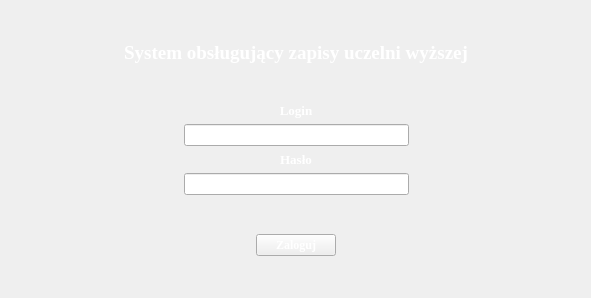
Above: qtdatabase/mainwindow.ui from pmazurek300/QtDatabase before the change. Below: the same form after it.
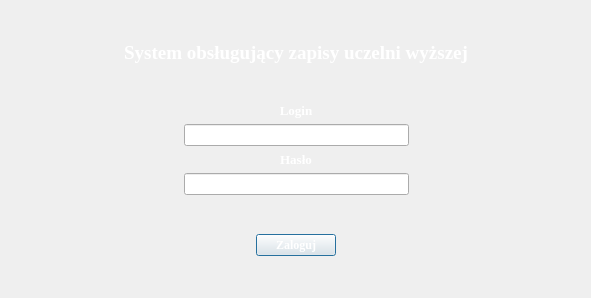
That is the form after the change. Icons and pictures are not drawn.

What changed in the file:
```diff
--- a/qtdatabase/mainwindow.ui
+++ b/qtdatabase/mainwindow.ui
@@ -279,6 +279,9 @@
           <property name="text">
            <string>Zaloguj</string>
           </property>
+          <property name="default">
+           <bool>true</bool>
+          </property>
          </widget>
         </item>
         <item>
```
